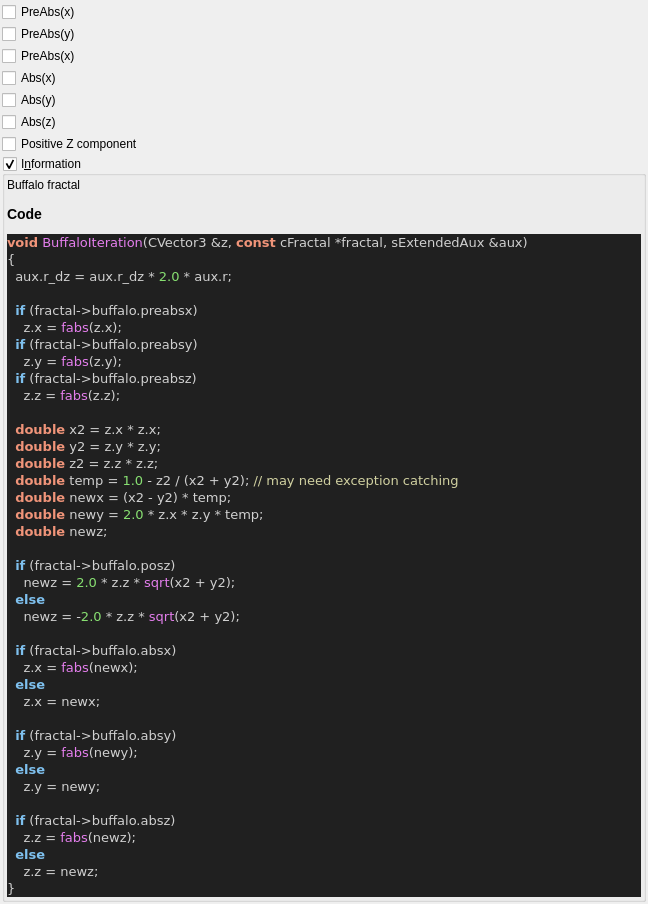
Before: the Qt Designer form mandelbulber2/qt_data/fractal_buffalo.ui in buddhi1980/mandelbulber2, drawn with Qt 5.
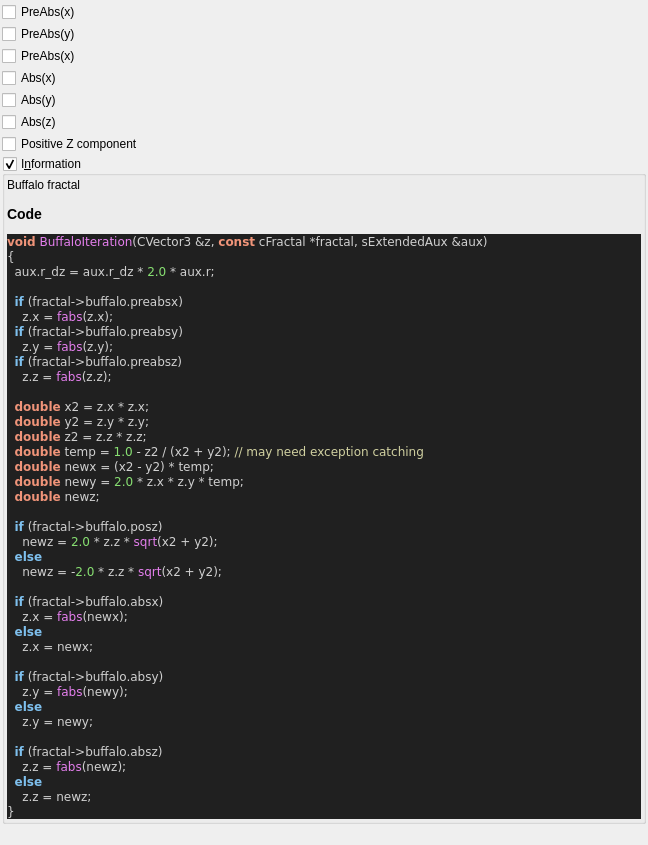
After: the same form once the commit is applied. Custom widgets are drawn as their Qt base class.

What changed in the file:
```diff
--- a/mandelbulber2/qt_data/fractal_buffalo.ui
+++ b/mandelbulber2/qt_data/fractal_buffalo.ui
@@ -160,7 +160,7 @@
 &lt;title&gt;Source file&lt;/title&gt;
 &lt;/head&gt;
 &lt;body style=&quot;background-color:#202020&quot;&gt;
-&lt;pre style=&quot;color:#d0d0d0; background-color:#202020; font-size:10pt; font-family:'Courier New';&quot;&gt;&lt;span style=&quot;color:#f09479; font-weight:bold&quot;&gt;void&lt;/span&gt; &lt;span style=&quot;color:#e47eed&quot;&gt;BuffaloIteration&lt;/span&gt;&lt;span style=&quot;color:#d0d0d0&quot;&gt;(&lt;/span&gt;CVector3 &lt;span style=&quot;color:#d0d0d0&quot;&gt;&amp;amp;&lt;/span&gt;z&lt;span style=&quot;color:#d0d0d0&quot;&gt;,&lt;/span&gt; &lt;span style=&quot;color:#f09479; font-weight:bold&quot;&gt;const&lt;/span&gt; cFractal &lt;span style=&quot;color:#d0d0d0&quot;&gt;*&lt;/span&gt;fractal&lt;span style=&quot;color:#d0d0d0&quot;&gt;,&lt;/span&gt; sExtendedAux &lt;span style=&quot;color:#d0d0d0&quot;&gt;&amp;amp;&lt;/span&gt;aux&lt;span style=&quot;color:#d0d0d0&quot;&gt;)&lt;/span&gt;
+&lt;pre style=&quot;color:#d0d0d0; background-color:#202020;  font-family:'Courier New';&quot;&gt;&lt;span style=&quot;color:#f09479; font-weight:bold&quot;&gt;void&lt;/span&gt; &lt;span style=&quot;color:#e47eed&quot;&gt;BuffaloIteration&lt;/span&gt;&lt;span style=&quot;color:#d0d0d0&quot;&gt;(&lt;/span&gt;CVector3 &lt;span style=&quot;color:#d0d0d0&quot;&gt;&amp;amp;&lt;/span&gt;z&lt;span style=&quot;color:#d0d0d0&quot;&gt;,&lt;/span&gt; &lt;span style=&quot;color:#f09479; font-weight:bold&quot;&gt;const&lt;/span&gt; cFractal &lt;span style=&quot;color:#d0d0d0&quot;&gt;*&lt;/span&gt;fractal&lt;span style=&quot;color:#d0d0d0&quot;&gt;,&lt;/span&gt; sExtendedAux &lt;span style=&quot;color:#d0d0d0&quot;&gt;&amp;amp;&lt;/span&gt;aux&lt;span style=&quot;color:#d0d0d0&quot;&gt;)&lt;/span&gt;
 &lt;span style=&quot;color:#d0d0d0&quot;&gt;{&lt;/span&gt;
   aux&lt;span style=&quot;color:#d0d0d0&quot;&gt;.&lt;/span&gt;r_dz &lt;span style=&quot;color:#d0d0d0&quot;&gt;=&lt;/span&gt; aux&lt;span style=&quot;color:#d0d0d0&quot;&gt;.&lt;/span&gt;r_dz &lt;span style=&quot;color:#d0d0d0&quot;&gt;*&lt;/span&gt; &lt;span style=&quot;color:#87df71&quot;&gt;2.0&lt;/span&gt; &lt;span style=&quot;color:#d0d0d0&quot;&gt;*&lt;/span&gt; aux&lt;span style=&quot;color:#d0d0d0&quot;&gt;.&lt;/span&gt;r&lt;span style=&quot;color:#d0d0d0&quot;&gt;;&lt;/span&gt;
 
```
